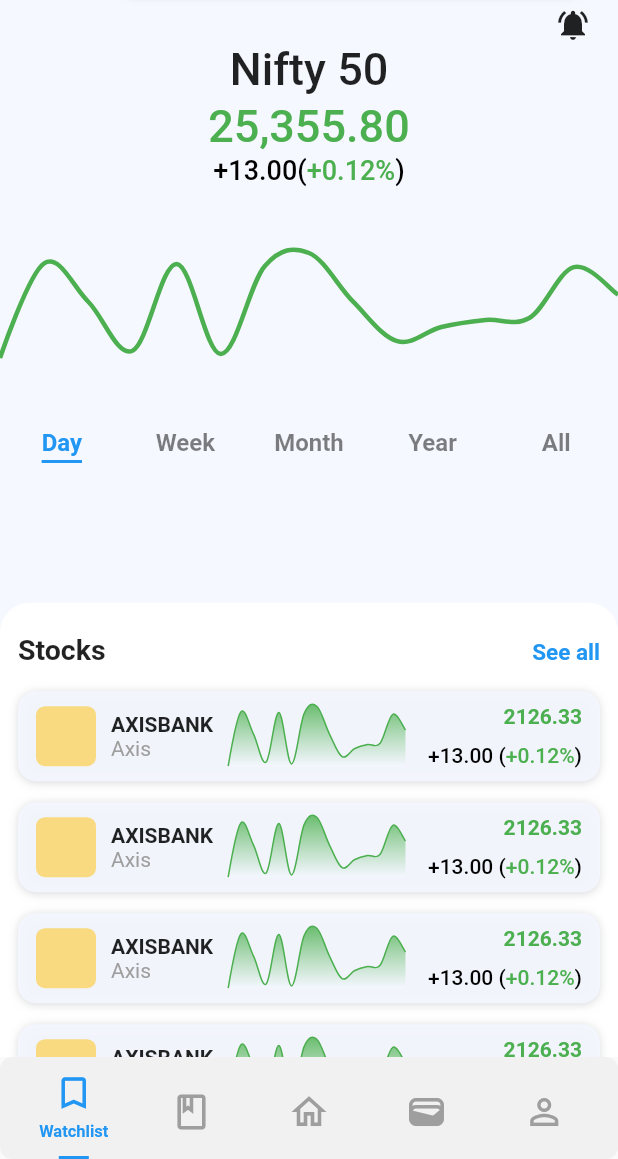
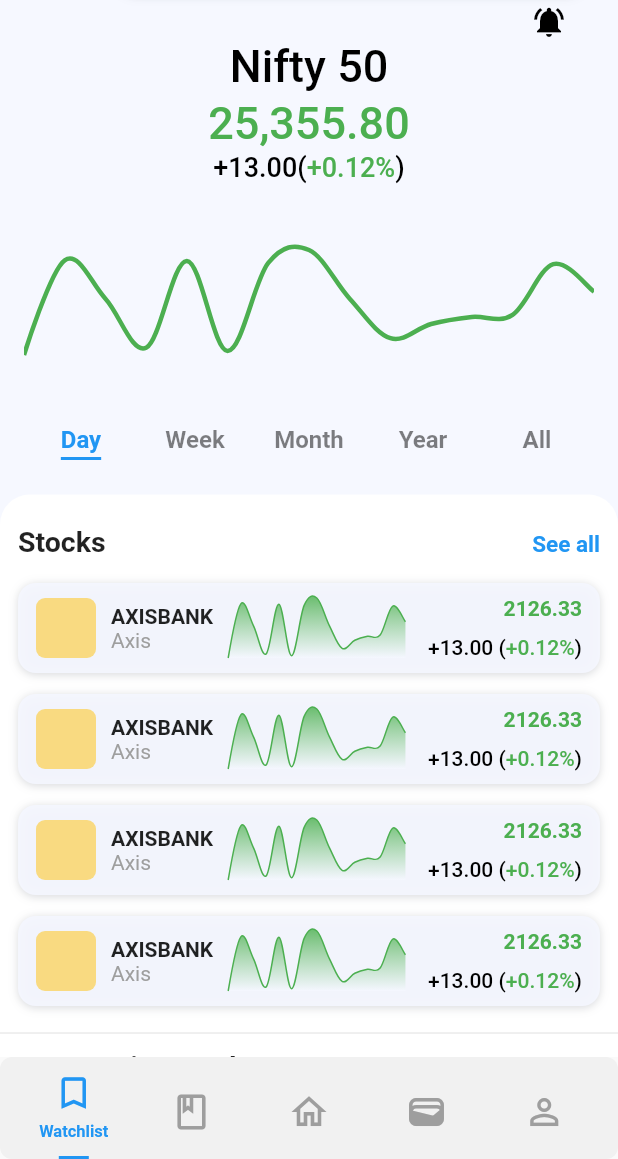
Before and after one commit to Che-ekU/stock_market_app, a Flutter app: the screen it shows after launch, on a phone screen of 412 x 824 dp, the part 77-1236 px from its top. Run offline on Flutter 3.47's test engine with Material 2 defaults, Android fonts, the phone set to English and light mode, and no system bars; drawn by our look-alikes of fl_chart.

Commit message:
added slivers

```diff
--- a/lib/watchlist.dart
+++ b/lib/watchlist.dart
@@ -56,19 +56,28 @@
         ),
         title: const AppBarSearchField(),
       ),
-      body: Column(
+      body: NestedScrollView(
+        headerSliverBuilder: (context, innerBoxIsScrolled) => [
+          SliverAppBar(
+            toolbarHeight: 325,
+            title: Column(
               children: [
                 const Padding(
                   padding: EdgeInsets.symmetric(horizontal: 18.0, vertical: 0),
                   child: Align(
                     alignment: Alignment.centerRight,
-                child: Icon(Icons.notifications_active)),
+                    child: Icon(
+                      Icons.notifications_active,
+                      color: Colors.black,
+                    ),
+                  ),
                 ),
                 const Text(
                   "Nifty 50",
                   style: TextStyle(
                     fontSize: 30,
                     fontWeight: FontWeight.w500,
+                    color: Colors.black,
                   ),
                 ),
                 const SizedBox(height: 3),
@@ -85,7 +94,9 @@
                   text: const TextSpan(
                     text: "+13.00(",
                     children: [
-                TextSpan(text: "+0.12%", style: TextStyle(color: Colors.green)),
+                      TextSpan(
+                          text: "+0.12%",
+                          style: TextStyle(color: Colors.green)),
                       TextSpan(text: ")"),
                     ],
                     style: TextStyle(
@@ -95,9 +106,13 @@
                     ),
                   ),
                 ),
-          const Expanded(flex: 3, child: _Graph()),
-          const Expanded(flex: 4, child: StockBottomSection()),
+                const _Graph(),
+                const SizedBox(height: 25),
               ],
+            ),
+          ),
+        ],
+        body: const StockBottomSection(),
       ),
     );
   }
@@ -123,20 +138,141 @@
           padding: const EdgeInsets.only(bottom: 80.0),
           child: Column(
             crossAxisAlignment: CrossAxisAlignment.start,
-            children: ["Stocks", "More active stocks"]
-                .map(
+            children: [
+              ...["Stocks", "Most active stocks"].map(
                 (e) => Column(
                   children: [
+                    _HeaderRow(title: e),
+                    const SizedBox(height: 10),
                     Padding(
+                      padding: const EdgeInsets.symmetric(horizontal: 12),
+                      child: Column(
+                        children: [
+                          for (int i = 0; i < 4; i++) const StockCard(),
+                        ],
+                      ),
+                    ),
+                    if (e == "Stocks")
+                      const Padding(
+                        padding: EdgeInsets.symmetric(vertical: 3.0),
+                        child: Divider(),
+                      ),
+                  ],
+                ),
+              ),
+              const SizedBox(height: 10),
+              const _HeaderRow(title: "Recently Visited Stocks"),
+              // const SizedBox(height: 10),
+              Container(
+                margin: const EdgeInsets.all(12),
+                padding: const EdgeInsets.all(8),
+                decoration: BoxDecoration(
+                  borderRadius: BorderRadius.circular(12),
+                  boxShadow: const [
+                    BoxShadow(
+                      color: Color(0x0f101828),
+                      blurRadius: 3,
+                      offset: Offset(0, 1),
+                    ),
+                    BoxShadow(
+                      color: Color(0x19101828),
+                      blurRadius: 5,
+                      offset: Offset(0, 1),
+                    ),
+                  ],
+                  color:
+                      const Color.fromARGB(255, 245, 247, 255).withOpacity(0.9),
+                ),
+                child: Row(
+                    mainAxisAlignment: MainAxisAlignment.spaceBetween,
+                    children: [
+                      for (int i = 0; i < 4; i++)
+                        Padding(
+                          padding: EdgeInsets.only(right: i != 3 ? 15.0 : 0),
+                          child: Row(
+                            children: [
+                              Container(
+                                width: 3,
+                                margin: const EdgeInsets.only(right: 4.5),
+                                height: 45,
+                                color: i % 2 == 0 ? Colors.red : Colors.green,
+                              ),
+                              Column(
+                                crossAxisAlignment: CrossAxisAlignment.start,
+                                children: [
+                                  const Text(
+                                    "TCS",
+                                    style: TextStyle(
+                                      fontSize: 13,
+                                      fontWeight: FontWeight.bold,
+                                      color: Colors.black,
+                                    ),
+                                  ),
+                                  const SizedBox(height: 3),
+                                  Text(
+                                    "2126.33",
+                                    style: TextStyle(
+                                      fontSize: 13,
+                                      fontWeight: FontWeight.bold,
+                                      color: i % 2 == 0
+                                          ? Colors.red
+                                          : Colors.green,
+                                    ),
+                                  ),
+                                  const SizedBox(height: 3),
+                                  RichText(
+                                    text: TextSpan(
+                                      text: "+13.00 (",
+                                      children: [
+                                        TextSpan(
+                                            text: "+0.12%",
+                                            style: TextStyle(
+                                              color: i % 2 == 0
+                                                  ? Colors.red
+                                                  : Colors.green,
+                                              fontSize: 10,
+                                            )),
+                                        const TextSpan(text: ")"),
+                                      ],
+                                      style: const TextStyle(
+                                        color: Colors.black,
+                                        fontWeight: FontWeight.w500,
+                                        fontSize: 10,
+                                      ),
+                                    ),
+                                  ),
+                                ],
+                              )
+                            ],
+                          ),
+                        )
+                    ]),
+              ),
+            ],
+          ),
+        ),
+      ),
+    );
+  }
+}
+
+class _HeaderRow extends StatelessWidget {
+  const _HeaderRow({
+    required this.title,
+  });
+  final String title;
+
+  @override
+  Widget build(BuildContext context) {
+    return Padding(
       padding: const EdgeInsets.symmetric(horizontal: 12),
       child: Row(
         crossAxisAlignment: CrossAxisAlignment.end,
         mainAxisAlignment: MainAxisAlignment.spaceBetween,
         children: [
           Text(
-                              e,
-                              style: const TextStyle(
-                                  fontWeight: FontWeight.bold, fontSize: 19),
+            title,
+            style: const TextStyle(fontWeight: FontWeight.bold, fontSize: 19),
           ),
           GestureDetector(
             onTap: () {
@@ -155,28 +291,6 @@
             ),
           ),
         ],
-                        ),
-                      ),
-                      const SizedBox(height: 10),
-                      Padding(
-                        padding: const EdgeInsets.symmetric(horizontal: 12),
-                        child: Column(
-                          children: [
-                            for (int i = 0; i < 4; i++) const StockCard(),
-                          ],
-                        ),
-                      ),
-                      if (e == "Stocks")
-                        const Padding(
-                          padding: EdgeInsets.symmetric(vertical: 3.0),
-                          child: Divider(),
-                        ),
-                    ],
-                  ),
-                )
-                .toList(),
-          ),
-        ),
       ),
     );
   }
@@ -404,7 +518,6 @@
         ],
         color: const Color.fromARGB(255, 245, 247, 255).withOpacity(0.9),
       ),
-      child: Padding(
       padding: const EdgeInsets.symmetric(horizontal: 12.0),
       child: Row(
         children: [
@@ -436,8 +549,7 @@
           ),
           Expanded(
             child: DecoratedBox(
-                decoration:
-                    BoxDecoration(borderRadius: BorderRadius.circular(6)),
+              decoration: BoxDecoration(borderRadius: BorderRadius.circular(6)),
               child: SizedBox(
                 height: 40,
                 child: LineChartWidget(
@@ -468,8 +580,7 @@
                   text: "+13.00 (",
                   children: [
                     TextSpan(
-                          text: "+0.12%",
-                          style: TextStyle(color: Colors.green)),
+                        text: "+0.12%", style: TextStyle(color: Colors.green)),
                     TextSpan(text: ")"),
                   ],
                   style: TextStyle(
@@ -482,7 +593,6 @@
           ),
         ],
       ),
-      ),
     );
   }
 }
```
Lines whose indentation alone changed are shown as unchanged.
